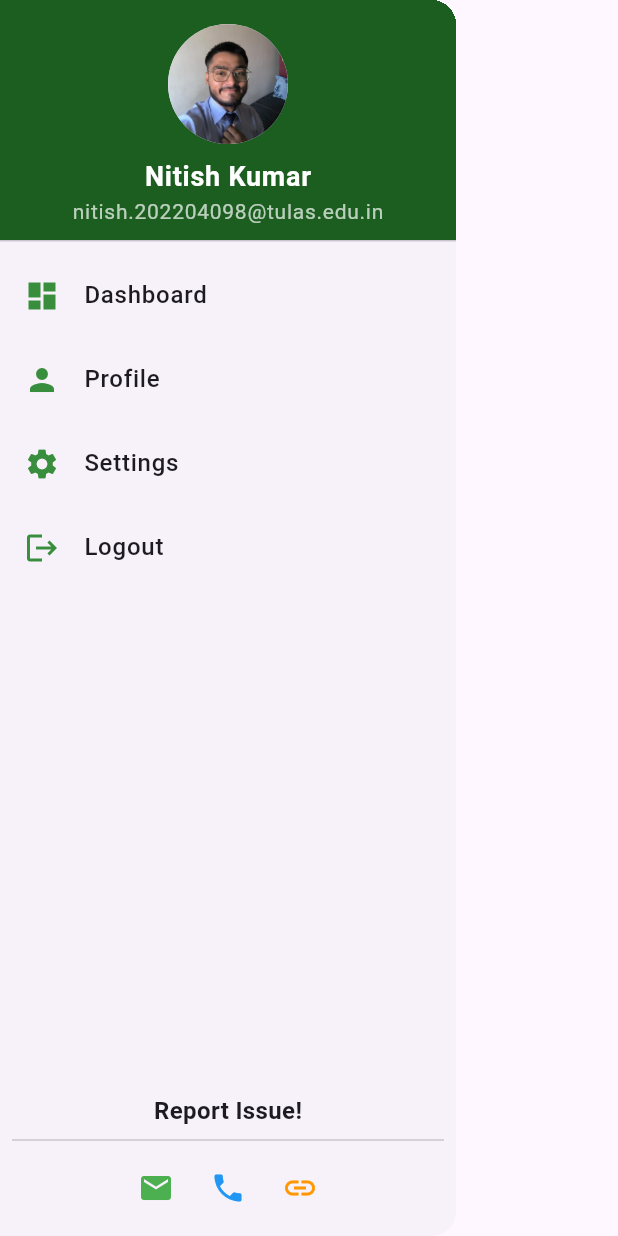
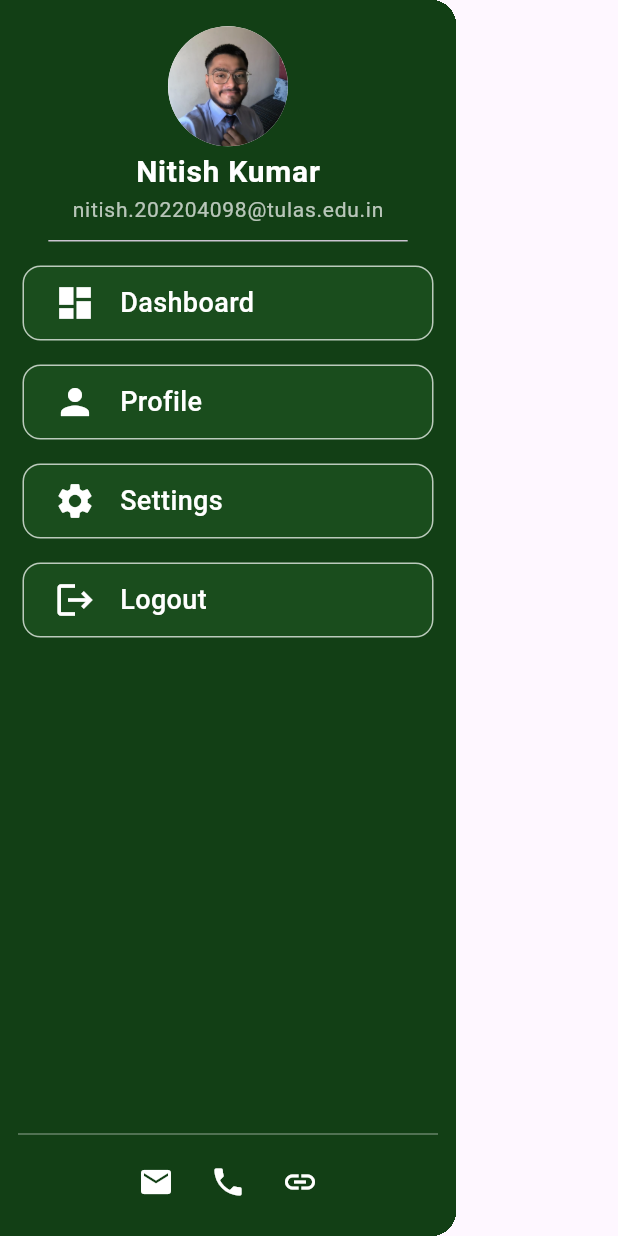
Before and after one commit to NK2552003/Hostel_Management_App, a Flutter app: the CustomDrawer widget shown alone on an empty page, opened directly, on a phone screen of 412 x 824 dp. Run offline on Flutter 3.47's test engine with Material 3 defaults, Android fonts, the phone set to English and light mode, and no system bars; our stand-ins replace animated_splash_screen, fl_chart, flutter_svg, image_picker, smooth_page_indicator.

Commit message:
changes on dashboard

```diff
--- a/lib/components/custom_appbar.dart
+++ b/lib/components/custom_appbar.dart
@@ -16,7 +16,7 @@ class _CustomAppbarState extends State<CustomAppbar> {
         padding: const EdgeInsets.symmetric(horizontal: 10),
         child: Container(
           decoration: BoxDecoration(
-            color: Colors.green.shade900,
+            color: const Color.fromARGB(255, 18, 63, 21),
             borderRadius: BorderRadius.circular(15), // Circular from all sides
             // boxShadow: [
             //   BoxShadow(
--- a/lib/components/custom_drawer.dart
+++ b/lib/components/custom_drawer.dart
@@ -4,61 +4,55 @@ class CustomDrawer extends StatelessWidget {
   @override
   Widget build(BuildContext context) {
     return Drawer(
+      child: Container(
+        color: const Color.fromARGB(255, 18, 63, 21),
         child: Column(
           children: [
             // Drawer Header
-          DrawerHeader(
-            decoration: BoxDecoration(
-              color: Colors.green.shade900,
-            ),
-            child: const Column(
-              crossAxisAlignment: CrossAxisAlignment.start,
-              mainAxisAlignment: MainAxisAlignment.end,
+            const DrawerHeader(
+              child: Column(
+                crossAxisAlignment: CrossAxisAlignment.center,
+                mainAxisAlignment: MainAxisAlignment.center,
                 children: [
-                Center(
-                  child: CircleAvatar(
+                  CircleAvatar(
                     radius: 40,
                     backgroundImage: AssetImage("assets/profile_photo.png"),
+                    backgroundColor: Colors.white,
                   ),
-                ),
-                SizedBox(height: 8),
-                Center(
-                  child: Text(
+                  const SizedBox(height: 2),
+                  const Text(
                     'Nitish Kumar',
                     style: TextStyle(
                       color: Colors.white,
-                      fontSize: 18,
+                      fontSize: 20,
                       fontWeight: FontWeight.bold,
                     ),
                   ),
-                ),
-                Center(
-                  child: Text(
+                  const Text(
                     'nitish.202204098@tulas.edu.in',
                     style: TextStyle(
                       color: Colors.white70,
                       fontSize: 14,
                     ),
                   ),
-                ),
                 ],
               ),
             ),
 
-          // Drawer Menu Items
+            // Drawer Menu Items with Animation
             Expanded(
               child: ListView(
                 children: [
-                _buildDrawerItem(Icons.dashboard, 'Dashboard', () {
+                  _buildAnimatedDrawerItem(Icons.dashboard, 'Dashboard', () {
                     // Handle navigation
                   }),
-                _buildDrawerItem(Icons.person, 'Profile', () {
+                  _buildAnimatedDrawerItem(Icons.person, 'Profile', () {
                     // Handle navigation
                   }),
-                _buildDrawerItem(Icons.settings, 'Settings', () {
+                  _buildAnimatedDrawerItem(Icons.settings, 'Settings', () {
                     // Handle navigation
                   }),
-                _buildDrawerItem(Icons.logout, 'Logout', () {
+                  _buildAnimatedDrawerItem(Icons.logout, 'Logout', () {
                     // Handle logout
                   }),
                 ],
@@ -67,34 +61,27 @@ class CustomDrawer extends StatelessWidget {
 
             // Footer Section
             Padding(
-            padding: const EdgeInsets.all(8.0),
+              padding: const EdgeInsets.all(12.0),
               child: Column(
                 children: [
-                const Text(
-                  "Report Issue!",
-                  style: TextStyle(
-                    fontWeight: FontWeight.bold,
-                    fontSize: 16,
-                  ),
-                ),
-                const Divider(thickness: 1),
+                  const Divider(color: Colors.white70, thickness: 0.5),
                   Row(
                     mainAxisAlignment: MainAxisAlignment.center,
                     children: [
                       IconButton(
-                      icon: const Icon(Icons.email, color: Colors.green),
+                        icon: const Icon(Icons.email, color: Colors.white),
                         onPressed: () {
                           // Handle email tap
                         },
                       ),
                       IconButton(
-                      icon: const Icon(Icons.phone, color: Colors.blue),
+                        icon: const Icon(Icons.phone, color: Colors.white),
                         onPressed: () {
                           // Handle phone tap
                         },
                       ),
                       IconButton(
-                      icon: const Icon(Icons.link, color: Colors.orange),
+                        icon: const Icon(Icons.link, color: Colors.white),
                         onPressed: () {
                           // Handle website/social media link tap
                         },
@@ -106,17 +93,47 @@ class CustomDrawer extends StatelessWidget {
             ),
           ],
         ),
+      ),
     );
   }
 
-  Widget _buildDrawerItem(IconData icon, String title, VoidCallback onTap) {
-    return ListTile(
-      leading: Icon(icon, color: Colors.green.shade700),
-      title: Text(
+  Widget _buildAnimatedDrawerItem(
+      IconData icon, String title, VoidCallback onTap) {
+    return InkWell(
+      onTap: onTap,
+      splashColor: Colors.greenAccent.withOpacity(0.3),
+      child: Padding(
+        padding: const EdgeInsets.symmetric(vertical: 8.0),
+        child: Padding(
+          padding: const EdgeInsets.symmetric(horizontal: 15, vertical: 0),
+          child: AnimatedContainer(
+            duration: const Duration(milliseconds: 300),
+            padding: const EdgeInsets.symmetric(vertical: 10),
+            decoration: BoxDecoration(
+                borderRadius: BorderRadius.circular(12),
+                color: Colors.green.withOpacity(0.13),
+                border: Border.all(color: Colors.white70)),
+            child: Row(
+              children: [
+                const SizedBox(width: 20),
+                Icon(icon, color: Colors.white, size: 28),
+                const SizedBox(width: 16),
+                Expanded(
+                  child: Text(
                     title,
-        style: const TextStyle(fontWeight: FontWeight.w500),
+                    style: const TextStyle(
+                      color: Colors.white,
+                      fontSize: 18,
+                      fontWeight: FontWeight.w500,
                     ),
-      onTap: onTap,
+                  ),
+                ),
+                const SizedBox(width: 20),
+              ],
+            ),
+          ),
+        ),
+      ),
     );
   }
 }
```
Also changed, not shown: lib/components/fee_overview.dart (+12 -8 lines), lib/components/pending_document.dart (+14 -9 lines), lib/components/quick_access.dart (+34 -34 lines). Lines whose indentation alone changed are shown as unchanged.
